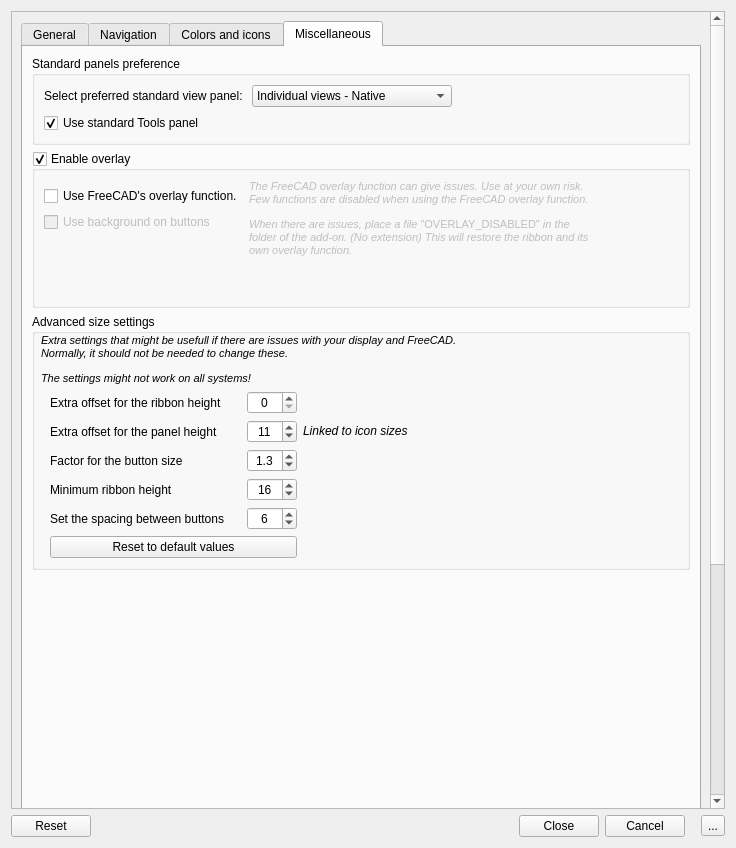
First picture: the form in Resources/ui/Settings.ui, repository APEbbers/FreeCAD-Ribbon, before the edit.
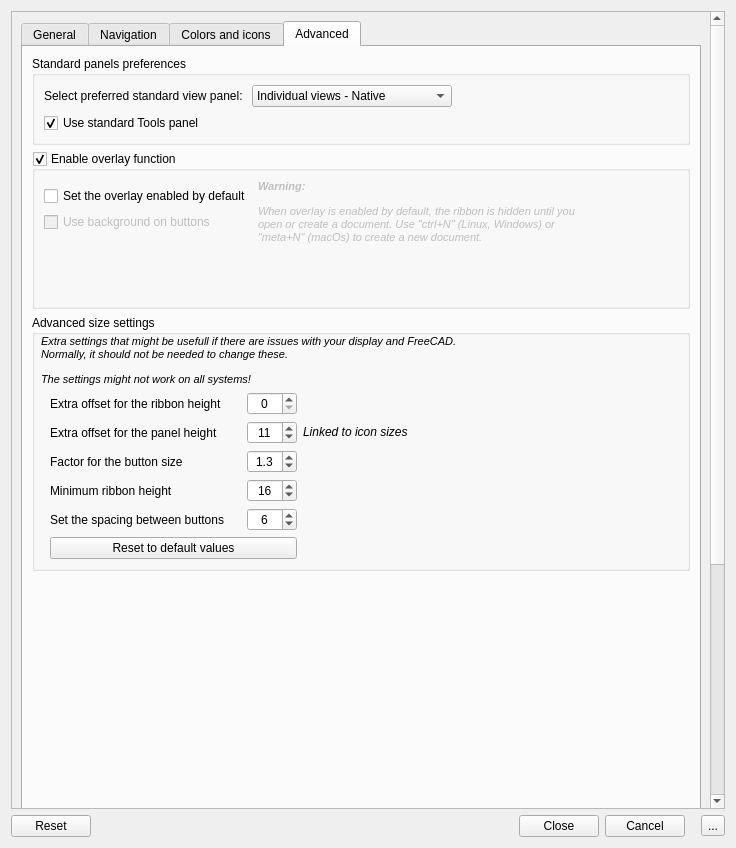
Second picture: the form after the edit. The open tabs and pages were chosen to show the change. Custom widgets are drawn as their Qt base class.

Commit message: Simplify overlay - 2

Diff of the .ui file:
```diff
--- a/Resources/ui/Settings.ui
+++ b/Resources/ui/Settings.ui
@@ -2227,13 +2227,13 @@
            </widget>
            <widget class="QWidget" name="tab_3">
             <attribute name="title">
-             <string>Miscellaneous</string>
+             <string>Advanced</string>
             </attribute>
             <layout class="QGridLayout" name="gridLayout_34">
              <item row="0" column="0">
               <widget class="QGroupBox" name="groupBox_11">
                <property name="title">
-                <string>Standard panels preference</string>
+                <string>Standard panels preferences</string>
                </property>
                <layout class="QGridLayout" name="gridLayout_29">
                 <item row="0" column="1">
@@ -2316,7 +2316,7 @@
                 </sizepolicy>
                </property>
                <property name="title">
-                <string>Enable overlay</string>
+                <string>Enable overlay function</string>
                </property>
                <property name="checkable">
                 <bool>true</bool>
@@ -2331,7 +2331,7 @@
 Uncheck this when there are issues with the overlay function and the FreeCAD Ribbon.</string>
                     </property>
                     <property name="text">
-                     <string>Use FreeCAD's overlay function.</string>
+                     <string>Set the overlay enabled by default</string>
                     </property>
                     <property name="checked">
                      <bool>false</bool>
@@ -2385,7 +2385,7 @@
                      </size>
                     </property>
                     <property name="text">
-                     <string>&lt;html&gt;&lt;head/&gt;&lt;body&gt;&lt;p&gt;&lt;span style=&quot; font-size:8pt; font-style:italic;&quot;&gt;The FreeCAD overlay function can give issues. Use at your own risk. Few functions are disabled when using the FreeCAD overlay function.&lt;/span&gt;&lt;/p&gt;&lt;p&gt;&lt;span style=&quot; font-size:8pt; font-style:italic;&quot;&gt;When there are issues, place a file &lt;/span&gt;&lt;span style=&quot; font-family:'Consolas','Courier New','monospace'; font-size:8pt; &quot;&gt;&amp;quot;OVERLAY_DISABLED&amp;quot; &lt;/span&gt;&lt;span style=&quot; font-family:'Consolas','Courier New','monospace'; font-size:8pt; font-style:italic; &quot;&gt;in the folder of the add-on. (No extension) This will restore the ribbon and its own overlay function.&lt;/span&gt;&lt;/p&gt;&lt;/body&gt;&lt;/html&gt;</string>
+                     <string>&lt;html&gt;&lt;head/&gt;&lt;body&gt;&lt;p&gt;&lt;span style=&quot; font-size:8pt; font-weight:700; font-style:italic;&quot;&gt;Warning:&lt;/span&gt;&lt;/p&gt;&lt;p&gt;&lt;span style=&quot; font-size:8pt; font-style:italic;&quot;&gt;When overlay is enabled by default, the ribbon is hidden until you open or create a document. Use &amp;quot;ctrl+N&amp;quot; (Linux, Windows) or &amp;quot;meta+N&amp;quot; (macOs) to create a new document.&lt;/span&gt;&lt;/p&gt;&lt;p&gt;&lt;br/&gt;&lt;/p&gt;&lt;/body&gt;&lt;/html&gt;</string>
                     </property>
                     <property name="alignment">
                      <set>Qt::AlignmentFlag::AlignLeading|Qt::AlignmentFlag::AlignLeft|Qt::AlignmentFlag::AlignTop</set>
```
Left out of the diff: 2 changed lines with no effect on the pictures. The commit also changes 3 other files.
